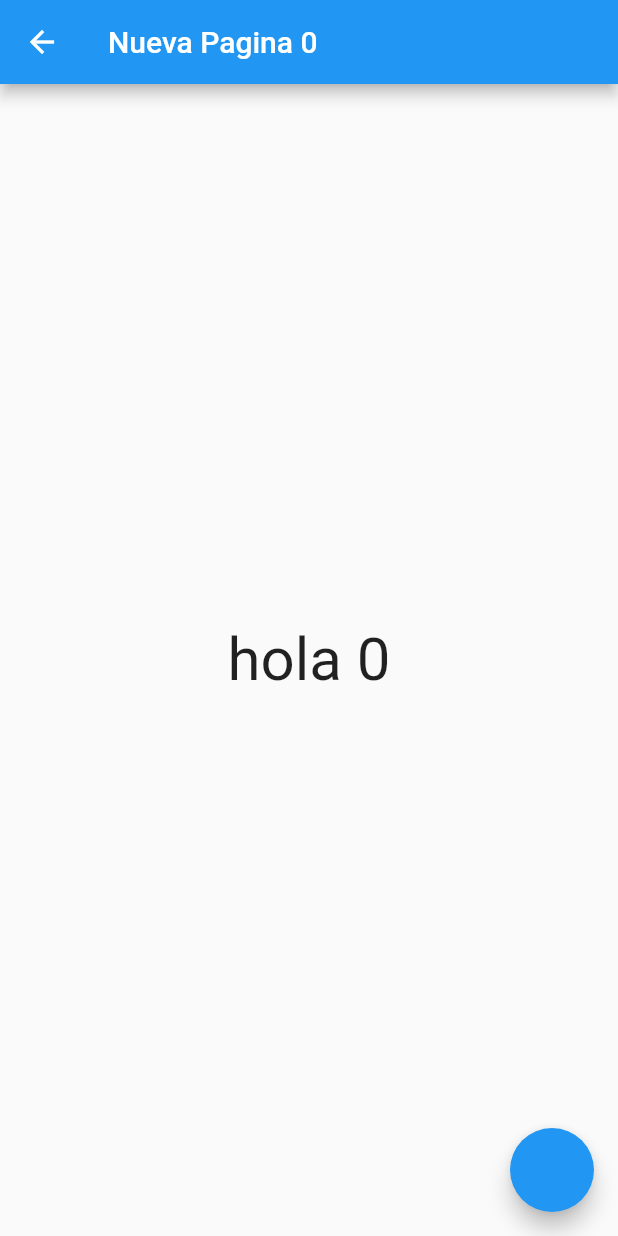
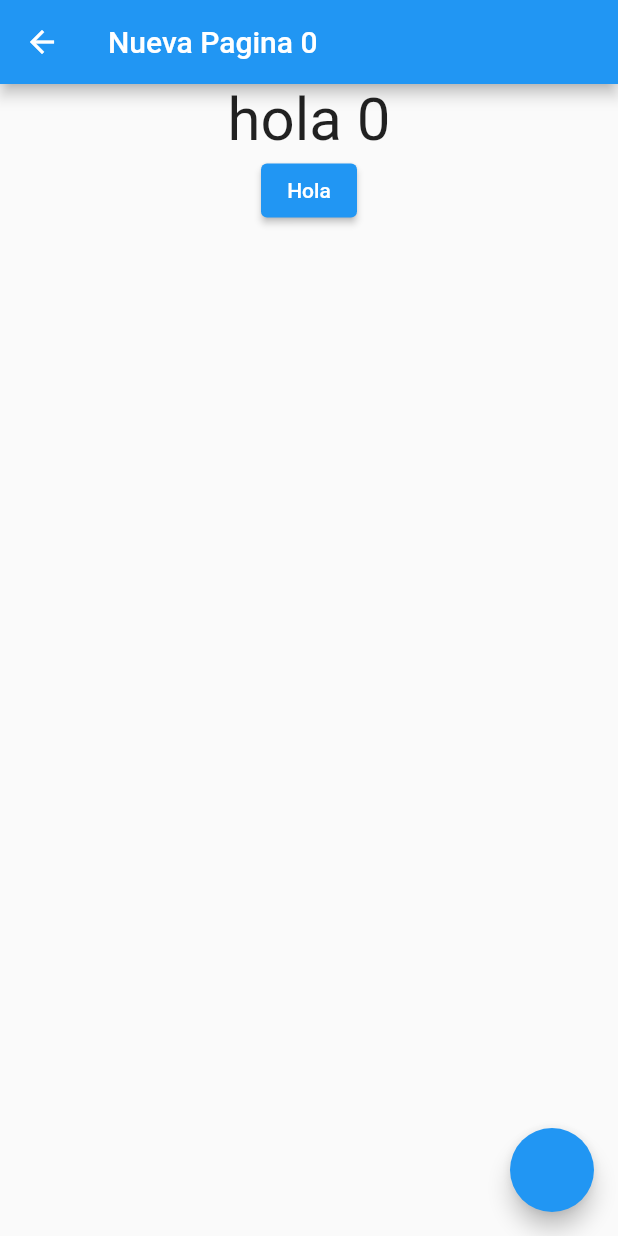
Before and after one commit to crashbit/mpoo2022-2, a Flutter app: the screen it shows after launch, after a tap on "Hola mundo", on a phone screen of 412 x 824 dp. Run offline on Flutter 3.47's test engine with Material 2 defaults, Android fonts, the phone set to English and light mode, and no system bars.

Commit message:
otro mensaje

```diff
--- a/cardsflutter/lib/NuevaPagina.dart
+++ b/cardsflutter/lib/NuevaPagina.dart
@@ -2,6 +2,7 @@ import 'package:flutter/material.dart';
 
 class NuevaPagina extends StatefulWidget {
   int? numero;
+
   NuevaPagina({Key? key, required this.numero}) : super(key: key);
 
   @override
@@ -11,18 +12,25 @@ class NuevaPagina extends StatefulWidget {
 class _NuevaPaginaState extends State<NuevaPagina> {
   @override
   Widget build(BuildContext context) {
-    int valor = 0;
-
     return Scaffold(
       appBar: AppBar(title: Text("Nueva Pagina ${widget.numero}")),
       body: Center(
-          child: Text("hola ${widget.numero}", style: TextStyle(fontSize: 40))),
+          child: Column(
+        children: [
+          Text("hola ${widget.numero}", style: TextStyle(fontSize: 40)),
+          ElevatedButton(
+            onPressed: () {
+              Navigator.pop(context, "Hola");
+            },
+            child: Text("Hola"),
+          ),
+        ],
+      )),
       floatingActionButton: FloatingActionButton(
         onPressed: () {
-          print("toco boton, toco boton");
           setState(() {
-            widget.numero = 100;
-          });º
+            widget.numero = widget.numero! + 1;
+          });
         },
       ),
     );
```
